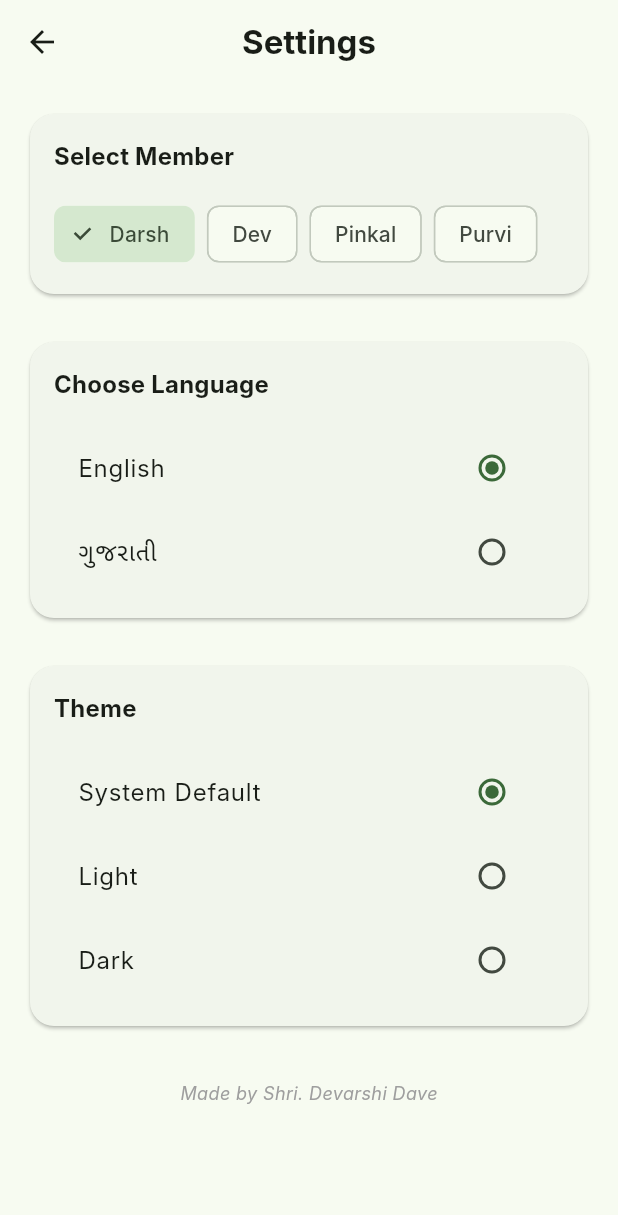
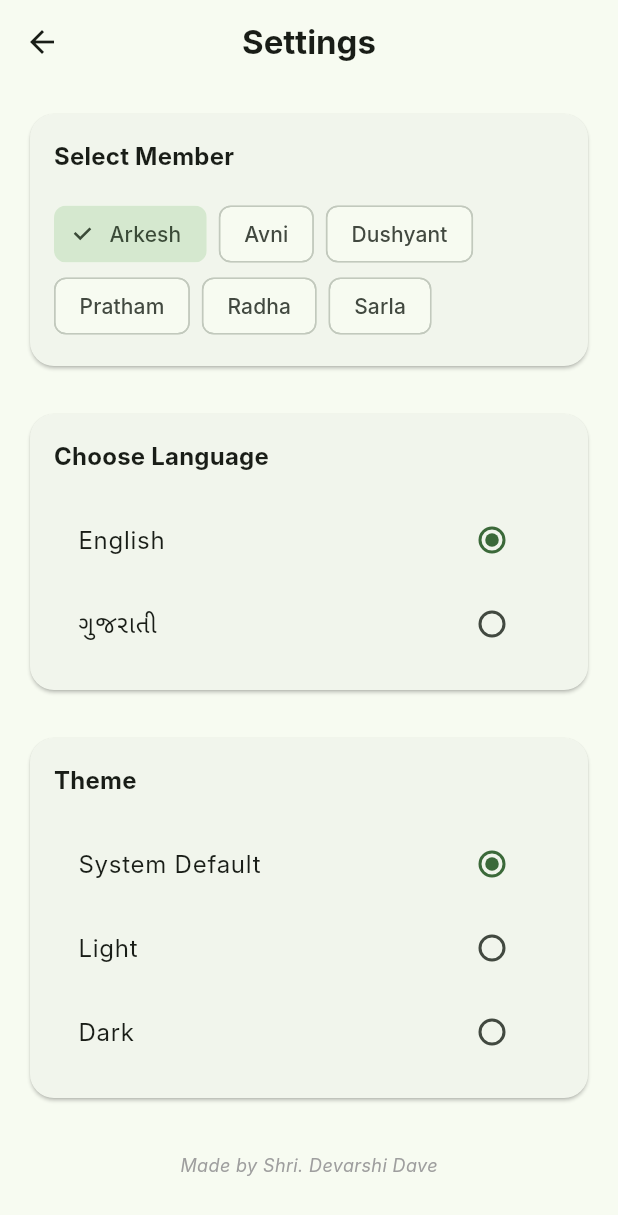
Before and after one commit to Devarshi-113/shukla-exp-manager, a Flutter app: the SettingsScreen screen opened directly, on a phone screen of 412 x 824 dp. Shown: the top 1215 px of the screen. Run offline on Flutter 3.47's test engine with Material 3 defaults, Android fonts, the phone set to English and light mode, and no system bars; our stand-ins replace cloud_firestore, connectivity_plus, csv, firebase_core, fl_chart, shared_preferences; missing offline and left inert: dart:html; accounts and stored records are empty; Roboto replaces fonts that are missing (Inter).

Commit message:
Vercel prod changes

```diff
--- a/lib/providers/settings_provider.dart
+++ b/lib/providers/settings_provider.dart
@@ -2,7 +2,7 @@ import 'package:flutter/material.dart';
 import 'package:shared_preferences/shared_preferences.dart';
 
 class SettingsProvider with ChangeNotifier {
-  String _selectedMember = 'Darsh';
+  String _selectedMember = 'Arkesh';
   Locale _locale = const Locale('en');
   ThemeMode _themeMode = ThemeMode.system;
 
@@ -10,8 +10,15 @@ class SettingsProvider with ChangeNotifier {
   Locale get locale => _locale;
   ThemeMode get themeMode => _themeMode;
 
-  // Provide the 4 family members as requested.
-  final List<String> familyMembers = ['Darsh', 'Dev', 'Pinkal', 'Purvi'];
+  // Updated family members list
+  final List<String> familyMembers = [
+    'Arkesh',
+    'Avni',
+    'Dushyant',
+    'Pratham',
+    'Radha',
+    'Sarla'
+  ];
 
   SettingsProvider() {
     _loadSettings();
--- a/lib/screens/dashboard_screen.dart
+++ b/lib/screens/dashboard_screen.dart
@@ -18,7 +18,7 @@ class _DashboardScreenState extends State<DashboardScreen> {
   int _selectedMonth = DateTime.now().month;
   String? _selectedCategory;
 
-  final double _targetAmount = 150000.0;
+  final double _targetAmount = 200000.0;
 
   @override
   Widget build(BuildContext context) {
```
Also changed, not shown: firebase.json, lib/firebase_options.dart, 4 other files.
